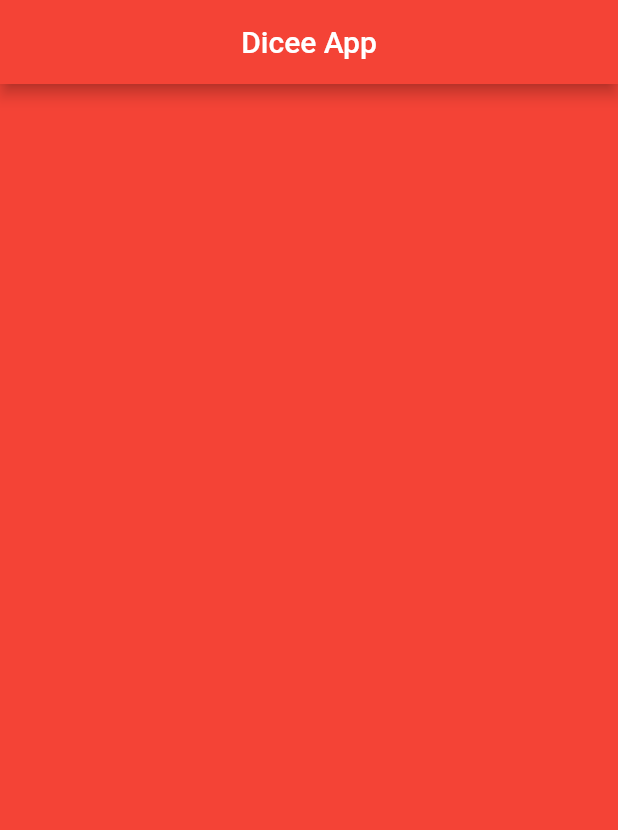
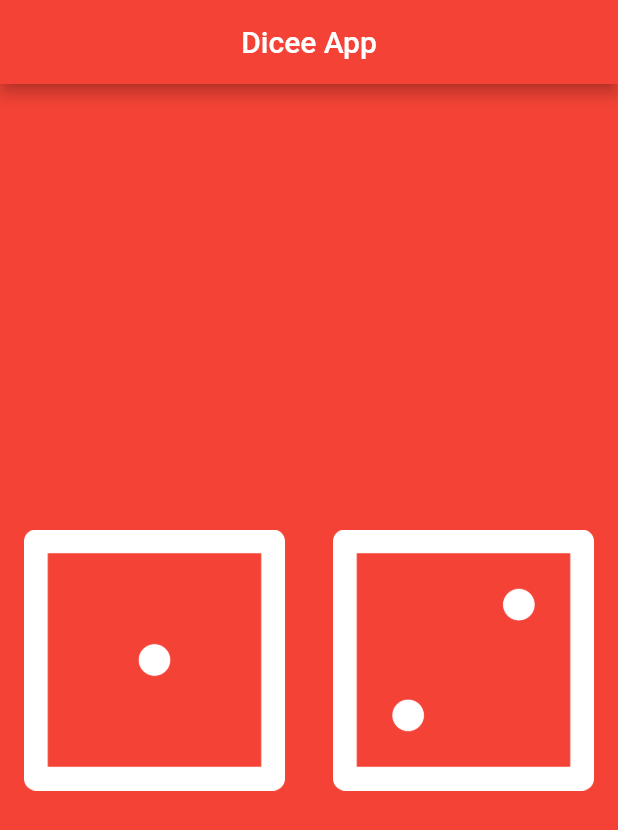
Before and after one commit to Jordan-erifried/DiceeFlutter, a Flutter app: the screen it shows after launch, on a phone screen of 412 x 824 dp. Shown: the top 830 px of the screen. Run offline on Flutter 3.47's test engine with Material 2 defaults, Android fonts, the phone set to English and light mode, and no system bars.

```diff
--- a/lib/main.dart
+++ b/lib/main.dart
@@ -1,21 +1,21 @@
 import 'package:flutter/material.dart';
 
 void main() {
-  runApp(const MyApp());
+  runApp(MyApp());
 }
 
 class MyApp extends StatelessWidget {
-  const MyApp({Key? key}) : super(key: key);
 
   @override
   Widget build(BuildContext context) {
     return MaterialApp(
       debugShowCheckedModeBanner: false,
       home: Scaffold(
+        backgroundColor: Colors.red,
         appBar: AppBar(
-          title: Text('Dicee App'),
+          backgroundColor: Colors.red,
+          title: const Text('Dicee App'),
           centerTitle: true,
-          backgroundColor: Colors.red,
         ),
         body: DicePage(),
       ),
@@ -24,11 +24,28 @@ class MyApp extends StatelessWidget {
 }
 
 class DicePage extends StatelessWidget {
+  const DicePage({Key? key}) : super(key: key);
 
   @override
   Widget build(BuildContext context) {
-    return Container(
-      color: Colors.red,
+    return Center(
+      child: Row(
+        children: <Widget>[
+          Expanded(
+            child: Padding(
+              padding: EdgeInsets.all(16.0),
+              child: Image.asset('images/dice1.png'),
+            ),
+          ),
+
+          Expanded(
+            child: Padding(
+              padding: EdgeInsets.all(16.0),
+              child: Image.asset('images/dice2.png'),
+            ),
+          )
+        ],
+      ),
     );
   }
 }
```
Also changed, not shown: 5 other files.
